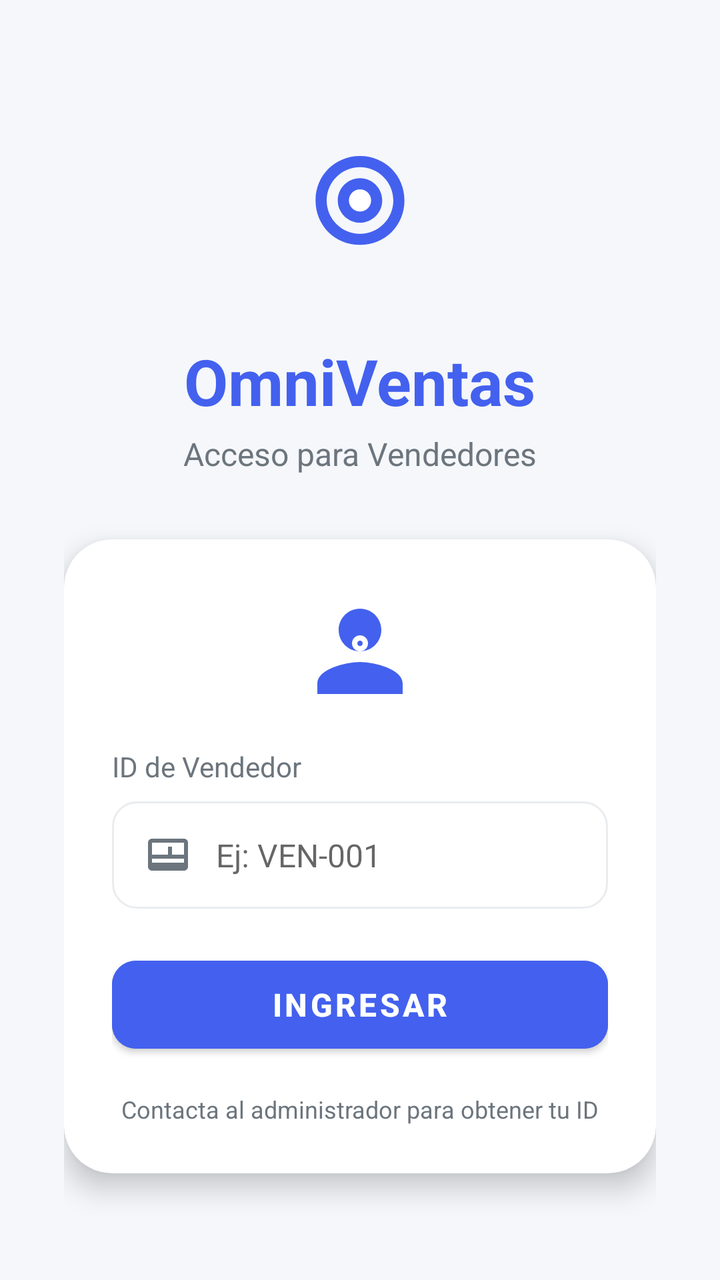
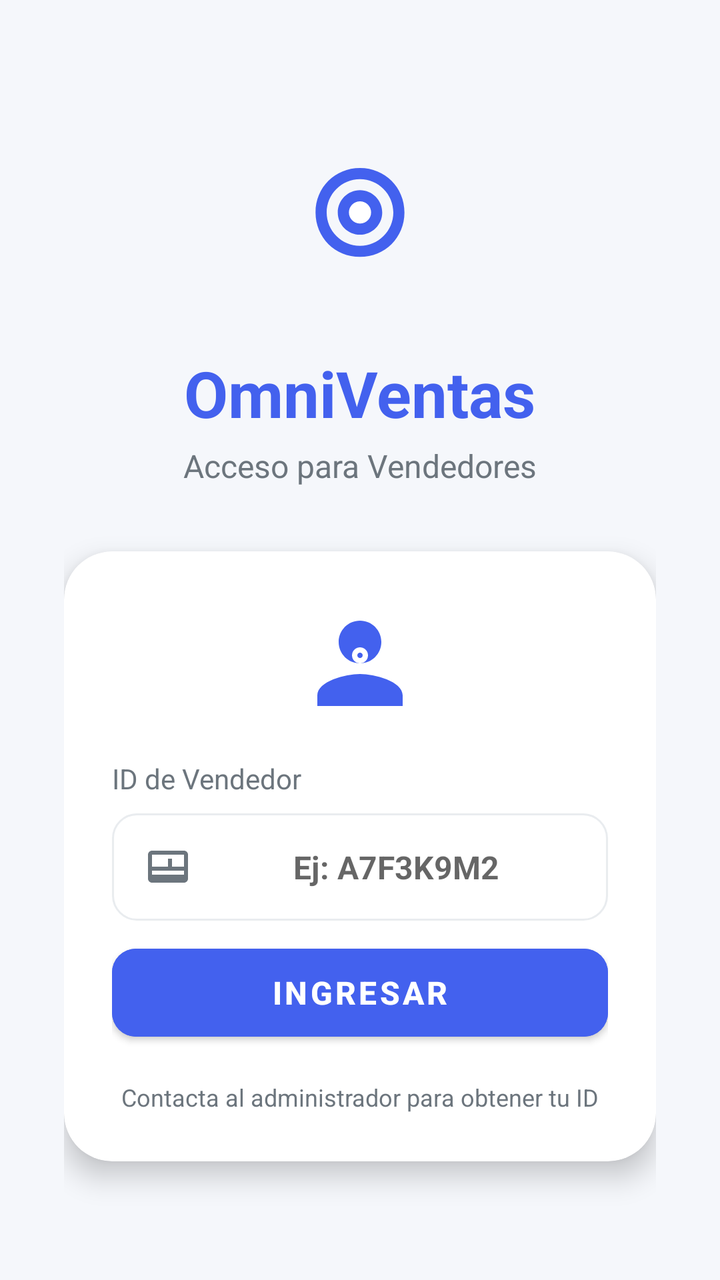

Before-and-after screenshots of an Android layout around one commit, followed by the original layout XML and the change that was made.
<!-- AndroidManifest.xml: application theme Theme.OmniVentas -->
<!-- res/layout/activity_login.xml -->
<?xml version="1.0" encoding="utf-8"?>
<LinearLayout xmlns:android="http://schemas.android.com/apk/res/android"
    xmlns:app="http://schemas.android.com/apk/res-auto"
    android:layout_width="match_parent"
    android:layout_height="match_parent"
    android:orientation="vertical"
    android:gravity="center"
    android:padding="32dp"
    android:background="@color/light_gray">

    
    <ImageView
        android:id="@+id/iv_logo"
        android:layout_width="100dp"
        android:layout_height="100dp"
        android:src="@drawable/ic_launcher_foreground"
        android:layout_marginBottom="16dp"
        android:scaleType="centerInside" />

    
    <TextView
        android:id="@+id/tv_title"
        android:layout_width="wrap_content"
        android:layout_height="wrap_content"
        android:text="OmniVentas"
        android:textSize="32sp"
        android:textStyle="bold"
        android:textColor="@color/primary"
        android:layout_marginBottom="4dp" />

    <TextView
        android:id="@+id/tv_subtitle"
        android:layout_width="wrap_content"
        android:layout_height="wrap_content"
        android:text="Acceso para Vendedores"
        android:textSize="16sp"
        android:textColor="@color/gray"
        android:layout_marginBottom="32dp" />

    
    <androidx.cardview.widget.CardView
        android:id="@+id/card_login"
        android:layout_width="match_parent"
        android:layout_height="wrap_content"
        app:cardCornerRadius="24dp"
        app:cardElevation="8dp"
        app:cardBackgroundColor="@color/white">

        <LinearLayout
            android:layout_width="match_parent"
            android:layout_height="wrap_content"
            android:orientation="vertical"
            android:padding="24dp">

            
            <ImageView
                android:layout_width="64dp"
                android:layout_height="64dp"
                android:src="@drawable/ic_vendor"
                android:layout_gravity="center"
                android:layout_marginBottom="16dp" />

            <TextView
                android:layout_width="wrap_content"
                android:layout_height="wrap_content"
                android:text="ID de Vendedor"
                android:textSize="14sp"
                android:textColor="@color/gray"
                android:layout_marginBottom="8dp" />

            
            <LinearLayout
                android:layout_width="match_parent"
                android:layout_height="wrap_content"
                android:orientation="horizontal"
                android:background="@drawable/edit_text_background"
                android:padding="4dp"
                android:layout_marginBottom="20dp">

                <ImageView
                    android:layout_width="24dp"
                    android:layout_height="24dp"
                    android:src="@drawable/ic_vendor_id"
                    android:layout_gravity="center"
                    android:layout_marginStart="12dp" />

                <EditText
                    android:id="@+id/et_vendor_id"
                    android:layout_width="0dp"
                    android:layout_height="wrap_content"
                    android:layout_weight="1"
                    android:hint="Ej: VEN-001"
                    android:inputType="text"
                    android:background="@android:color/transparent"
                    android:padding="12dp"
                    android:textSize="16dp"
                    android:textColor="@color/dark" />
            </LinearLayout>

            
            <Button
                android:id="@+id/btn_login"
                android:layout_width="match_parent"
                android:layout_height="56dp"
                android:text="Ingresar"
                android:textSize="16sp"
                android:textStyle="bold"
                android:backgroundTint="@color/primary"
                app:cornerRadius="12dp" />

            
            <TextView
                android:layout_width="wrap_content"
                android:layout_height="wrap_content"
                android:text="Contacta al administrador para obtener tu ID"
                android:textSize="12sp"
                android:textColor="@color/gray"
                android:layout_gravity="center"
                android:layout_marginTop="16dp" />

        </LinearLayout>
    </androidx.cardview.widget.CardView>

</LinearLayout>
<!-- resources referenced by this layout -->
<resources>
  <color name="dark">#212529</color>
  <color name="gray">#6C757D</color>
  <color name="light_gray">#F5F7FB</color>
  <color name="primary">#4361EE</color>
  <color name="white">#FFFFFF</color>
  <!-- drawable edit_text_background (drawable) -->
  <?xml version="1.0" encoding="utf-8"?>
  <shape xmlns:android="http://schemas.android.com/apk/res/android">
      <solid android:color="@color/white" />
      <stroke android:width="1dp" android:color="@color/gray_light" />
      <corners android:radius="12dp" />
  </shape>
  <!-- drawable ic_launcher_foreground (drawable) -->
  <?xml version="1.0" encoding="utf-8"?>
  <vector xmlns:android="http://schemas.android.com/apk/res/android"
      android:width="108dp"
      android:height="108dp"
      android:viewportWidth="108"
      android:viewportHeight="108">
      <path
          android:fillColor="#4361EE"
          android:pathData="M54,27C40.5,27 30,37.5 30,51C30,64.5 40.5,75 54,75C67.5,75 78,64.5 78,51C78,37.5 67.5,27 54,27ZM54,69C44.1,69 36,60.9 36,51C36,41.1 44.1,33 54,33C63.9,33 72,41.1 72,51C72,60.9 63.9,69 54,69ZM54,39C47.4,39 42,44.4 42,51C42,57.6 47.4,63 54,63C60.6,63 66,57.6 66,51C66,44.4 60.6,39 54,39Z"/>
      <path
          android:fillColor="#FFFFFF"
          android:pathData="M54,45C50.7,45 48,47.7 48,51C48,54.3 50.7,57 54,57C57.3,57 60,54.3 60,51C60,47.7 57.3,45 54,45Z"/>
  </vector>
  <!-- drawable ic_vendor (drawable) -->
  <?xml version="1.0" encoding="utf-8"?>
  <vector xmlns:android="http://schemas.android.com/apk/res/android"
      android:width="64dp"
      android:height="64dp"
      android:viewportWidth="24"
      android:viewportHeight="24">
      <path
          android:fillColor="@color/primary"
          android:pathData="M12,12c2.21,0 4,-1.79 4,-4s-1.79,-4 -4,-4 -4,1.79 -4,4 1.79,4 4,4zM12,14c-2.67,0 -8,1.34 -8,4v2h16v-2c0,-2.66 -5.33,-4 -8,-4z"/>
      <path
          android:fillColor="@color/white"
          android:pathData="M12,12c-0.83,0 -1.5,-0.67 -1.5,-1.5S11.17,9 12,9s1.5,0.67 1.5,1.5S12.83,12 12,12zM12,10c-0.28,0 -0.5,0.22 -0.5,0.5S11.72,11 12,11s0.5,-0.22 0.5,-0.5S12.28,10 12,10z"/>
  </vector>
  <!-- drawable ic_vendor_id (drawable) -->
  <?xml version="1.0" encoding="utf-8"?>
  <vector xmlns:android="http://schemas.android.com/apk/res/android"
      android:width="24dp"
      android:height="24dp"
      android:viewportWidth="24"
      android:viewportHeight="24">
      <path
          android:fillColor="@color/gray"
          android:pathData="M20,4H4c-1.1,0 -2,0.9 -2,2v12c0,1.1 0.9,2 2,2h16c1.1,0 2,-0.9 2,-2V6c0,-1.1 -0.9,-2 -2,-2zM4,6h16v2H4V6zM4,12v-2h4v2H4zM4,10V8h4v2H4zM12,12H8v-2h4v2zM12,10H8V8h4v2zM20,12h-6v-2h6v2zM20,10h-6V8h6v2zM4,16v-2h16v2H4z"/>
  </vector>
  <style name="Theme.OmniVentas" parent="Theme.MaterialComponents.DayNight.NoActionBar">
          <item name="colorPrimary">@color/primary</item>
          <item name="colorPrimaryVariant">@color/primary_dark</item>
          <item name="colorOnPrimary">@color/white</item>
          <item name="colorSecondary">@color/secondary</item>
          <item name="colorOnSecondary">@color/white</item>
          <item name="android:statusBarColor">@color/primary</item>
          <item name="android:windowBackground">@color/light_gray</item>
      </style>
  <color name="gray_light">#E9ECEF</color>
  <color name="primary_dark">#3A56D4</color>
  <color name="secondary">#3F37C9</color>
</resources>

<!-- the commit's change to res/layout/activity_login.xml (unified diff, before → after) -->
@@ -75,7 +75,7 @@
                 android:orientation="horizontal"
                 android:background="@drawable/edit_text_background"
                 android:padding="4dp"
-                android:layout_marginBottom="20dp">
+                android:layout_marginBottom="8dp">
 
                 <ImageView
                     android:layout_width="24dp"
@@ -89,13 +89,38 @@
                     android:layout_width="0dp"
                     android:layout_height="wrap_content"
                     android:layout_weight="1"
-                    android:hint="Ej: VEN-001"
+                    android:hint="Ej: A7F3K9M2"
                     android:inputType="text"
+                    android:maxLength="8"
                     android:background="@android:color/transparent"
                     android:padding="12dp"
                     android:textSize="16dp"
-                    android:textColor="@color/dark" />
+                    android:textColor="@color/dark"
+                    android:digits="abcdefghijklmnopqrstuvwxyzABCDEFGHIJKLMNOPQRSTUVWXYZ0123456789"
+                    android:textAlignment="center"
+                    android:textStyle="bold" />
             </LinearLayout>
+
+            
+            <TextView
+                android:id="@+id/tv_error"
+                android:layout_width="match_parent"
+                android:layout_height="wrap_content"
+                android:text=""
+                android:textColor="@color/danger"
+                android:textSize="14sp"
+                android:gravity="center"
+                android:visibility="gone"
+                android:layout_marginBottom="8dp" />
+
+            
+            <ProgressBar
+                android:id="@+id/progress_bar"
+                android:layout_width="wrap_content"
+                android:layout_height="wrap_content"
+                android:layout_gravity="center"
+                android:visibility="gone"
+                android:layout_marginBottom="8dp" />
 
             
             <Button
@@ -108,7 +133,6 @@
                 android:backgroundTint="@color/primary"
                 app:cornerRadius="12dp" />
 
-            
             <TextView
                 android:layout_width="wrap_content"
                 android:layout_height="wrap_content"
<!-- resource entries referenced after the edit -->
@@ -1,5 +1,6 @@
 <!-- resources referenced by this layout -->
 <resources>
+  <color name="danger">#EF476F</color>
   <color name="dark">#212529</color>
   <color name="gray">#6C757D</color>
   <color name="light_gray">#F5F7FB</color>
